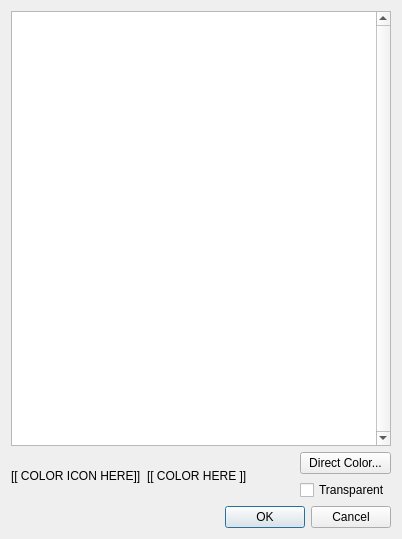
Old version of the form ui/colorsel.ui in the repository Symbian9/ldforge.
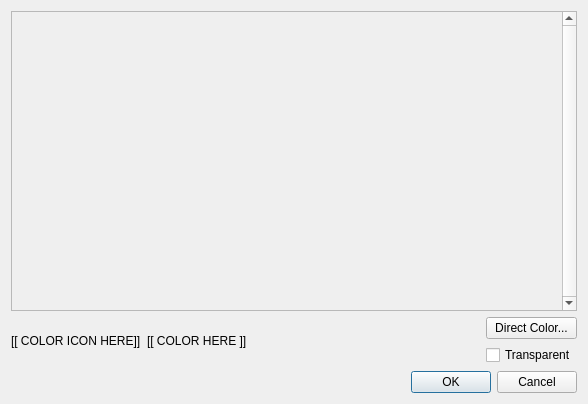
New version of the form.

Commit message: - changed the unorthodox color selection grid into a push button grid

The edit to the form file:
```diff
--- a/ui/colorsel.ui
+++ b/ui/colorsel.ui
@@ -6,25 +6,35 @@
    <rect>
     <x>0</x>
     <y>0</y>
-    <width>402</width>
-    <height>539</height>
+    <width>588</width>
+    <height>404</height>
    </rect>
   </property>
   <property name="windowTitle">
    <string>Select Color</string>
   </property>
-  <layout class="QVBoxLayout" name="verticalLayout_2">
-   <item>
-    <widget class="QGraphicsView" name="viewport">
+  <layout class="QGridLayout" name="gridLayout">
+   <item row="0" column="0">
+    <widget class="QScrollArea" name="definedColors">
      <property name="verticalScrollBarPolicy">
       <enum>Qt::ScrollBarAlwaysOn</enum>
      </property>
      <property name="horizontalScrollBarPolicy">
       <enum>Qt::ScrollBarAlwaysOff</enum>
      </property>
+     <widget class="QWidget" name="definedColorsWidget">
+      <property name="geometry">
+       <rect>
+        <x>0</x>
+        <y>0</y>
+        <width>384</width>
+        <height>287</height>
+       </rect>
+      </property>
+     </widget>
     </widget>
    </item>
-   <item>
+   <item row="1" column="0">
     <layout class="QHBoxLayout" name="horizontalLayout">
      <item>
       <widget class="QLabel" name="iconLabel">
@@ -76,7 +86,7 @@
      </item>
     </layout>
    </item>
-   <item>
+   <item row="2" column="0">
     <widget class="QDialogButtonBox" name="buttonBox">
      <property name="orientation">
       <enum>Qt::Horizontal</enum>
```
The commit also changes 3 other files.
